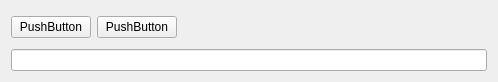
First picture: the form in LineCalculator/LineCalculator/linecalculator.ui, repository Futsy/LineCalculator, before the edit.
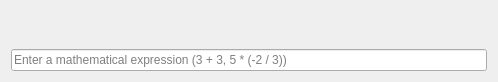
Second picture: the form after the edit. Icons and pictures are not drawn.

```diff
--- a/LineCalculator/LineCalculator/linecalculator.ui
+++ b/LineCalculator/LineCalculator/linecalculator.ui
@@ -26,15 +26,22 @@
       <layout class="QHBoxLayout" name="horizontalLayout_2">
        <item>
         <widget class="QPushButton" name="pushButton_2">
-         <property name="text">
-          <string>PushButton</string>
+         <property name="styleSheet">
+          <string notr="true">QPushButton#pushButton_2:hover { border: 1px solid #BBD6FA; }
+QPushButton#pushButton_2:!hover { border: none; }</string>
          </property>
-        </widget>
-       </item>
-       <item>
-        <widget class="QPushButton" name="pushButton">
          <property name="text">
-          <string>PushButton</string>
+          <string notr="true"/>
+         </property>
+         <property name="icon">
+          <iconset resource="linecalculator.qrc">
+           <normaloff>:/LineCalculator/cogIcon.png</normaloff>:/LineCalculator/cogIcon.png</iconset>
+         </property>
+         <property name="iconSize">
+          <size>
+           <width>16</width>
+           <height>20</height>
+          </size>
          </property>
         </widget>
        </item>
@@ -64,7 +71,14 @@
       </layout>
      </item>
      <item>
-      <widget class="QLineEdit" name="lineEdit"/>
+      <widget class="QLineEdit" name="lineEdit">
+       <property name="text">
+        <string/>
+       </property>
+       <property name="placeholderText">
+        <string>Enter a mathematical expression (3 + 3, 5 * (-2 / 3)) </string>
+       </property>
+      </widget>
      </item>
     </layout>
    </item>
```
